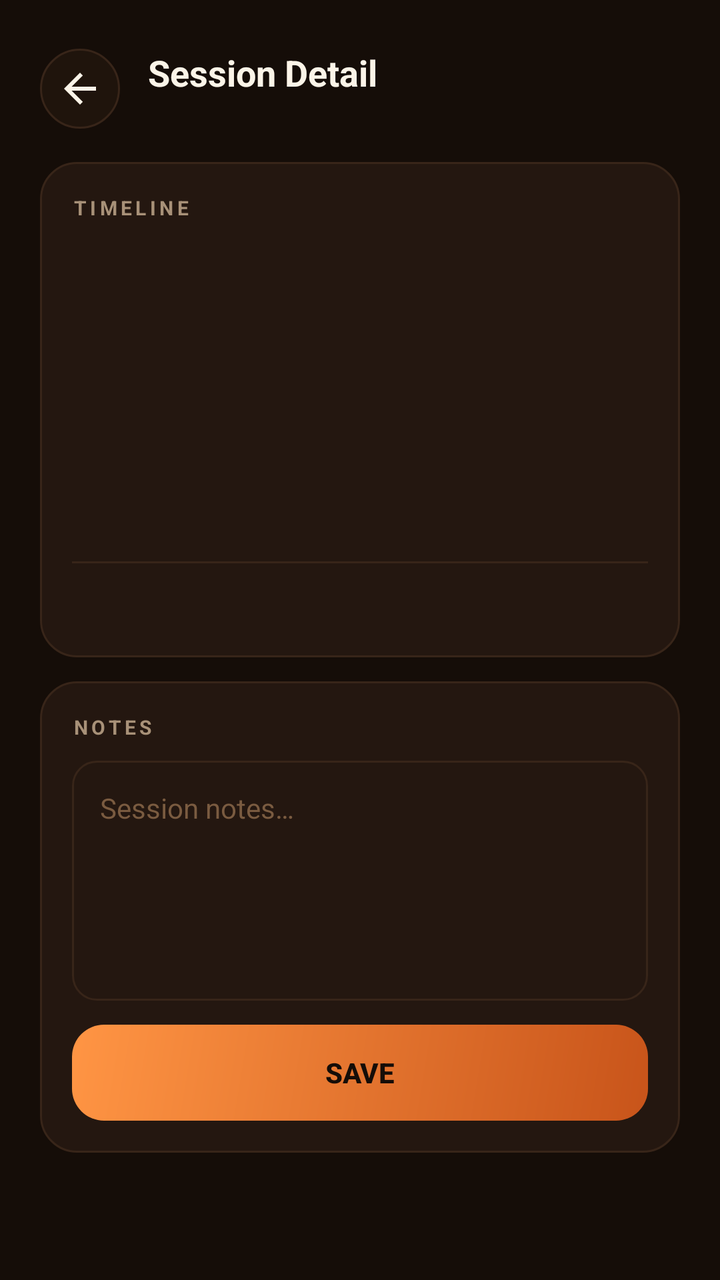
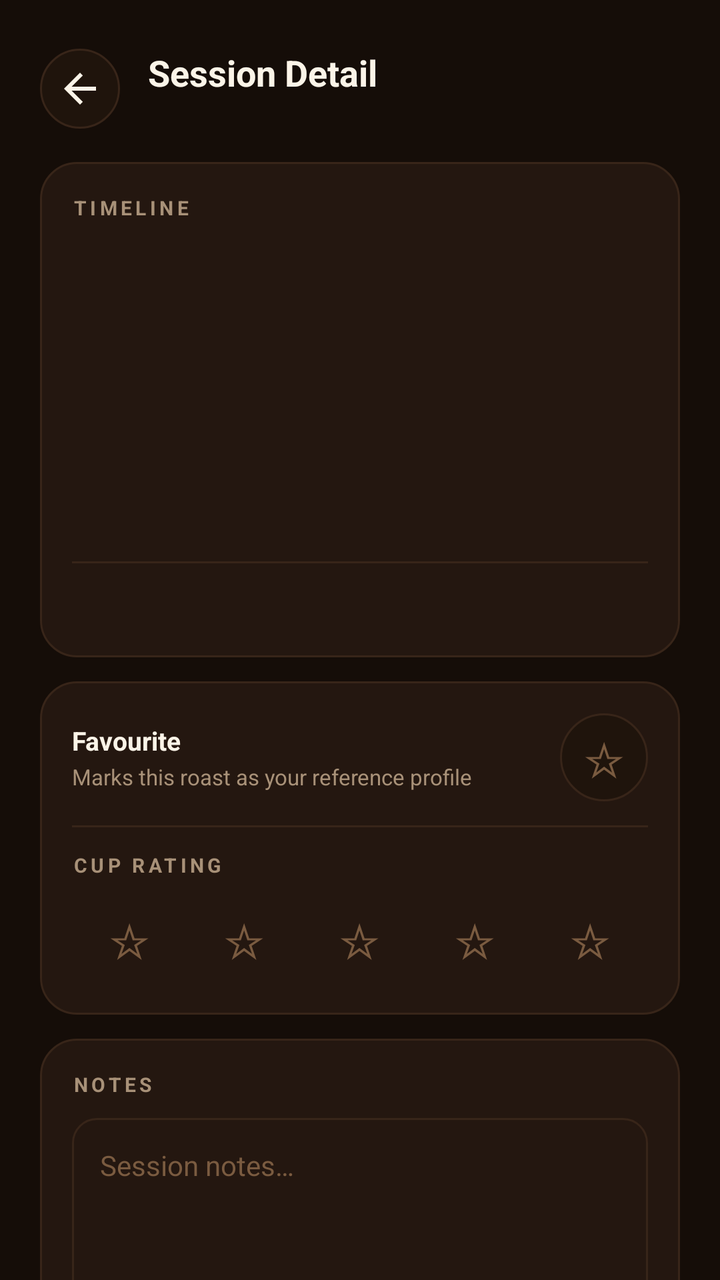

The first picture is an Android layout as it rendered before a commit; the second is the same layout after the commit. The layout source and the unified diff follow.
<!-- AndroidManifest.xml: application theme Theme.RoastCompanion -->
<!-- res/layout/fragment_session_detail.xml -->
<?xml version="1.0" encoding="utf-8"?>
<androidx.core.widget.NestedScrollView
    xmlns:android="http://schemas.android.com/apk/res/android"
    android:layout_width="match_parent"
    android:layout_height="match_parent"
    android:background="@color/lab_background"
    android:fitsSystemWindows="true"
    android:clipToPadding="false"
    android:paddingBottom="88dp">

    <LinearLayout
        android:layout_width="match_parent"
        android:layout_height="wrap_content"
        android:orientation="vertical"
        android:paddingHorizontal="@dimen/screen_padding"
        android:paddingTop="24dp">

        
        <LinearLayout
            android:layout_width="match_parent"
            android:layout_height="wrap_content"
            android:orientation="horizontal"
            android:gravity="center_vertical"
            android:layout_marginBottom="16dp">

            <ImageView
                android:id="@+id/btn_back"
                android:layout_width="40dp"
                android:layout_height="40dp"
                android:src="@drawable/ic_back"
                android:padding="8dp"
                android:background="@drawable/bg_phase_pill"
                android:contentDescription="Back" />

            <LinearLayout
                android:layout_width="0dp"
                android:layout_height="wrap_content"
                android:layout_weight="1"
                android:orientation="vertical"
                android:layout_marginStart="14dp">

                <TextView
                    android:layout_width="wrap_content"
                    android:layout_height="wrap_content"
                    android:text="@string/session_detail"
                    android:textColor="@color/lab_text"
                    android:textSize="18sp"
                    android:textStyle="bold" />

                <TextView
                    android:id="@+id/tv_session_date"
                    android:layout_width="wrap_content"
                    android:layout_height="wrap_content"
                    android:textColor="@color/lab_text_muted"
                    android:textSize="11sp"
                    android:layout_marginTop="2dp" />
            </LinearLayout>
        </LinearLayout>

        
        <LinearLayout
            android:layout_width="match_parent"
            android:layout_height="wrap_content"
            android:orientation="vertical"
            android:background="@drawable/bg_card_surface"
            android:padding="16dp"
            android:layout_marginBottom="12dp">

            <TextView
                android:layout_width="wrap_content"
                android:layout_height="wrap_content"
                android:text="TIMELINE"
                android:textColor="@color/lab_text_muted"
                android:textSize="10sp"
                android:textStyle="bold"
                android:letterSpacing="0.18"
                android:layout_marginBottom="12dp" />

            <TextView android:id="@+id/tv_start" android:layout_width="match_parent" android:layout_height="wrap_content"
                android:textColor="@color/lab_text" android:textSize="13sp" android:fontFamily="monospace" />
            <TextView android:id="@+id/tv_fc_start" android:layout_width="match_parent" android:layout_height="wrap_content"
                android:textColor="@color/lab_text" android:textSize="13sp" android:fontFamily="monospace" android:layout_marginTop="8dp" />
            <TextView android:id="@+id/tv_fc_end" android:layout_width="match_parent" android:layout_height="wrap_content"
                android:textColor="@color/lab_text" android:textSize="13sp" android:fontFamily="monospace" android:layout_marginTop="8dp" />
            <TextView android:id="@+id/tv_sc" android:layout_width="match_parent" android:layout_height="wrap_content"
                android:textColor="@color/lab_text" android:textSize="13sp" android:fontFamily="monospace" android:layout_marginTop="8dp" />
            <TextView android:id="@+id/tv_cooling" android:layout_width="match_parent" android:layout_height="wrap_content"
                android:textColor="@color/lab_text" android:textSize="13sp" android:fontFamily="monospace" android:layout_marginTop="8dp" />
            <TextView android:id="@+id/tv_end" android:layout_width="match_parent" android:layout_height="wrap_content"
                android:textColor="@color/lab_text" android:textSize="13sp" android:fontFamily="monospace" android:layout_marginTop="8dp" />

            <View
                android:layout_width="match_parent"
                android:layout_height="1dp"
                android:background="@color/lab_border"
                android:layout_marginVertical="12dp" />

            <TextView android:id="@+id/tv_total" android:layout_width="match_parent" android:layout_height="wrap_content"
                android:textColor="@color/lab_amber" android:textSize="14sp" android:textStyle="bold" android:fontFamily="monospace" />
        </LinearLayout>

        
        <LinearLayout
            android:layout_width="match_parent"
            android:layout_height="wrap_content"
            android:orientation="vertical"
            android:background="@drawable/bg_card_surface"
            android:padding="16dp">

            <TextView
                android:layout_width="wrap_content"
                android:layout_height="wrap_content"
                android:text="NOTES"
                android:textColor="@color/lab_text_muted"
                android:textSize="10sp"
                android:textStyle="bold"
                android:letterSpacing="0.18"
                android:layout_marginBottom="10dp" />

            <EditText
                android:id="@+id/et_notes"
                android:layout_width="match_parent"
                android:layout_height="wrap_content"
                android:minHeight="120dp"
                android:gravity="top|start"
                android:hint="@string/notes_hint"
                android:textColorHint="@color/lab_text_dim"
                android:textColor="@color/lab_text"
                android:textSize="14sp"
                android:lineSpacingExtra="4dp"
                android:background="@drawable/bg_search"
                android:padding="14dp"
                android:inputType="textMultiLine|textCapSentences"
                android:importantForAutofill="no" />

            <Button
                android:id="@+id/btn_save_notes"
                android:layout_width="match_parent"
                android:layout_height="48dp"
                android:text="@string/save"
                android:textColor="@color/lab_background"
                android:textSize="14sp"
                android:textStyle="bold"
                android:background="@drawable/bg_btn_primary"
                android:stateListAnimator="@null"
                android:layout_marginTop="12dp" />
        </LinearLayout>

    </LinearLayout>
</androidx.core.widget.NestedScrollView>
<!-- resources referenced by this layout -->
<resources>
  <color name="lab_amber">#FF9544</color>
  <color name="lab_background">#150D08</color>
  <color name="lab_border">#382519</color>
  <color name="lab_text">#FBF4E8</color>
  <color name="lab_text_dim">#7A5B40</color>
  <color name="lab_text_muted">#A89178</color>
  <dimen name="screen_padding">20dp</dimen>
  <!-- drawable bg_btn_primary (drawable) -->
  <?xml version="1.0" encoding="utf-8"?>
  <shape xmlns:android="http://schemas.android.com/apk/res/android"
      android:shape="rectangle">
      <gradient
          android:angle="315"
          android:startColor="@color/lab_amber"
          android:endColor="@color/lab_amber_dim"
          android:type="linear" />
      <corners android:radius="16dp" />
  </shape>
  <!-- drawable bg_card_surface (drawable) -->
  <?xml version="1.0" encoding="utf-8"?>
  <shape xmlns:android="http://schemas.android.com/apk/res/android"
      android:shape="rectangle">
      <solid android:color="@color/lab_surface" />
      <stroke android:width="1dp" android:color="@color/lab_border" />
      <corners android:radius="@dimen/card_corner_radius" />
  </shape>
  <!-- drawable bg_phase_pill (drawable) -->
  <?xml version="1.0" encoding="utf-8"?>
  <shape xmlns:android="http://schemas.android.com/apk/res/android"
      android:shape="rectangle">
      <solid android:color="@color/lab_surface_2" />
      <stroke android:width="1dp" android:color="@color/lab_border" />
      <corners android:radius="999dp" />
  </shape>
  <!-- drawable bg_search (drawable) -->
  <?xml version="1.0" encoding="utf-8"?>
  <shape xmlns:android="http://schemas.android.com/apk/res/android"
      android:shape="rectangle">
      <solid android:color="@color/lab_surface" />
      <stroke android:width="1dp" android:color="@color/lab_border" />
      <corners android:radius="12dp" />
  </shape>
  <!-- drawable ic_back (drawable) -->
  <?xml version="1.0" encoding="utf-8"?>
  <vector xmlns:android="http://schemas.android.com/apk/res/android"
      android:width="24dp"
      android:height="24dp"
      android:viewportWidth="24"
      android:viewportHeight="24">
      <path
          android:fillColor="?attr/colorOnSurface"
          android:pathData="M20,11H7.83l5.59,-5.59L12,4l-8,8 8,8 1.41,-1.41L7.83,13H20v-2z" />
  </vector>
  <string name="notes_hint">Session notes…</string>
  <string name="save">Save</string>
  <string name="session_detail">Session Detail</string>
  <color name="lab_amber_dim">#C8541A</color>
  <color name="lab_surface">#241710</color>
  <dimen name="card_corner_radius">18dp</dimen>
  <color name="lab_surface_2">#1F140C</color>
  <color name="md_light_primary_container">#5A3000</color>
  <color name="md_light_on_primary_container">#FFDDB3</color>
  <color name="md_light_secondary">#FFCC80</color>
  <color name="md_light_on_secondary">#3E2000</color>
  <color name="lab_red">#E84A3A</color>
  <color name="md_light_tertiary_container">#7A2800</color>
  <color name="md_light_on_tertiary_container">#FFDBCF</color>
  <style name="Widget.RoastCompanion.Slider" parent="Widget.Material3.Slider">
          <item name="trackColorActive">@color/lab_amber</item>
          <item name="trackColorInactive">@color/lab_border</item>
          <item name="thumbColor">@color/lab_amber</item>
          <item name="haloColor">#33FF9544</item>
          <item name="tickColor">@android:color/transparent</item>
          <item name="tickVisible">false</item>
          <item name="trackHeight">4dp</item>
      </style>
  <!-- unchanged entries left out for length: 1 -->
</resources>

<!-- the commit's change to res/layout/fragment_session_detail.xml (unified diff, before → after) -->
@@ -97,6 +97,129 @@
 
             <TextView android:id="@+id/tv_total" android:layout_width="match_parent" android:layout_height="wrap_content"
                 android:textColor="@color/lab_amber" android:textSize="14sp" android:textStyle="bold" android:fontFamily="monospace" />
+        </LinearLayout>
+
+        
+        <LinearLayout
+            android:layout_width="match_parent"
+            android:layout_height="wrap_content"
+            android:orientation="vertical"
+            android:background="@drawable/bg_card_surface"
+            android:padding="16dp"
+            android:layout_marginBottom="12dp">
+
+            <LinearLayout
+                android:layout_width="match_parent"
+                android:layout_height="wrap_content"
+                android:orientation="horizontal"
+                android:gravity="center_vertical">
+
+                <LinearLayout
+                    android:layout_width="0dp"
+                    android:layout_height="wrap_content"
+                    android:layout_weight="1"
+                    android:orientation="vertical">
+
+                    <TextView
+                        android:layout_width="wrap_content"
+                        android:layout_height="wrap_content"
+                        android:text="@string/favourite_this_roast"
+                        android:textColor="@color/lab_text"
+                        android:textSize="13sp"
+                        android:textStyle="bold" />
+
+                    <TextView
+                        android:layout_width="wrap_content"
+                        android:layout_height="wrap_content"
+                        android:text="@string/favourite_desc"
+                        android:textColor="@color/lab_text_muted"
+                        android:textSize="11sp"
+                        android:layout_marginTop="2dp" />
+                </LinearLayout>
+
+                <TextView
+                    android:id="@+id/btn_favorite"
+                    android:layout_width="44dp"
+                    android:layout_height="44dp"
+                    android:text="☆"
+                    android:textColor="@color/lab_text_dim"
+                    android:textSize="24sp"
+                    android:gravity="center"
+                    android:background="@drawable/bg_phase_pill" />
+            </LinearLayout>
+
+            <View
+                android:layout_width="match_parent"
+                android:layout_height="1dp"
+                android:background="@color/lab_border"
+                android:layout_marginVertical="12dp" />
+
+            <TextView
+                android:layout_width="wrap_content"
+                android:layout_height="wrap_content"
+                android:text="@string/rating_label"
+                android:textColor="@color/lab_text_muted"
+                android:textSize="10sp"
+                android:textStyle="bold"
+                android:letterSpacing="0.18"
+                android:layout_marginBottom="8dp" />
+
+            <LinearLayout
+                android:id="@+id/rating_row"
+                android:layout_width="match_parent"
+                android:layout_height="wrap_content"
+                android:orientation="horizontal">
+
+                <TextView
+                    android:id="@+id/star_1"
+                    android:layout_width="0dp"
+                    android:layout_height="44dp"
+                    android:layout_weight="1"
+                    android:text="☆"
+                    android:textColor="@color/lab_text_dim"
+                    android:textSize="24sp"
+                    android:gravity="center" />
+
+                <TextView
+                    android:id="@+id/star_2"
+                    android:layout_width="0dp"
+                    android:layout_height="44dp"
+                    android:layout_weight="1"
+                    android:text="☆"
+                    android:textColor="@color/lab_text_dim"
+                    android:textSize="24sp"
+                    android:gravity="center" />
+
+                <TextView
+                    android:id="@+id/star_3"
+                    android:layout_width="0dp"
+                    android:layout_height="44dp"
+                    android:layout_weight="1"
+                    android:text="☆"
+                    android:textColor="@color/lab_text_dim"
+                    android:textSize="24sp"
+                    android:gravity="center" />
+
+                <TextView
+                    android:id="@+id/star_4"
+                    android:layout_width="0dp"
+                    android:layout_height="44dp"
+                    android:layout_weight="1"
+                    android:text="☆"
+                    android:textColor="@color/lab_text_dim"
+                    android:textSize="24sp"
+                    android:gravity="center" />
+
+                <TextView
+                    android:id="@+id/star_5"
+                    android:layout_width="0dp"
+                    android:layout_height="44dp"
+                    android:layout_weight="1"
+                    android:text="☆"
+                    android:textColor="@color/lab_text_dim"
+                    android:textSize="24sp"
+                    android:gravity="center" />
+            </LinearLayout>
         </LinearLayout>
 
         
<!-- resource entries referenced after the edit -->
@@ -53,7 +53,10 @@
           android:fillColor="?attr/colorOnSurface"
           android:pathData="M20,11H7.83l5.59,-5.59L12,4l-8,8 8,8 1.41,-1.41L7.83,13H20v-2z" />
   </vector>
+  <string name="favourite_desc">Marks this roast as your reference profile</string>
+  <string name="favourite_this_roast">Favourite</string>
   <string name="notes_hint">Session notes…</string>
+  <string name="rating_label">CUP RATING</string>
   <string name="save">Save</string>
   <string name="session_detail">Session Detail</string>
   <color name="lab_amber_dim">#C8541A</color>
